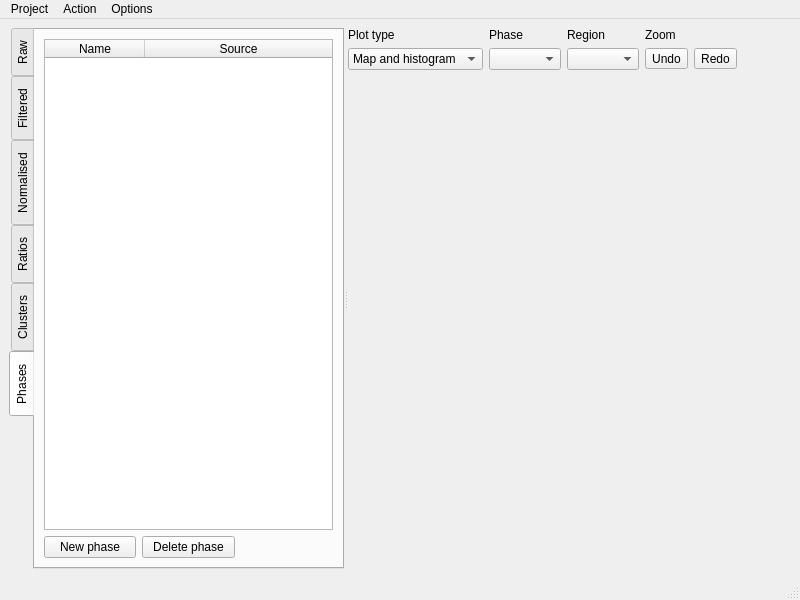
ianthomas23/QACD-quack, file src/resources/ui_main_window.ui: the form before one commit.
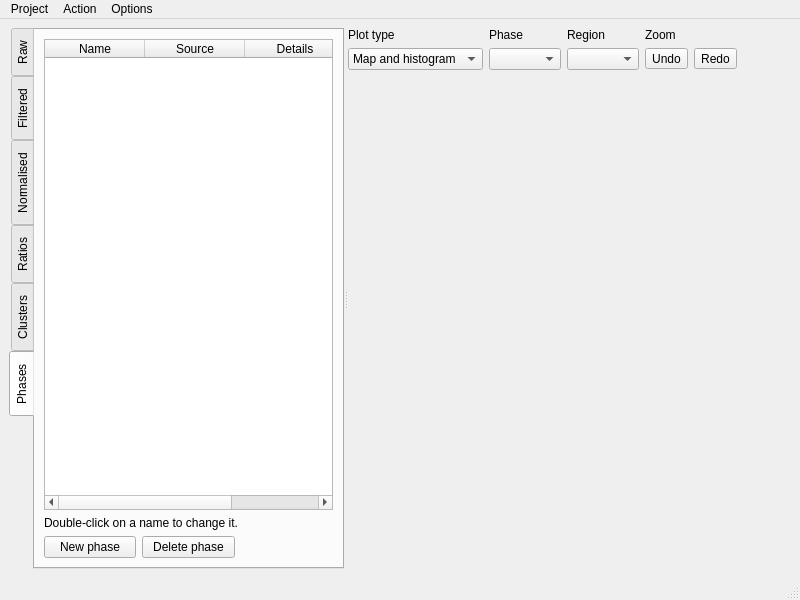
The form after the commit. The open tabs and pages were chosen to show the change. Custom widgets are drawn as their Qt base class.

What changed in the file:
```diff
--- a/src/resources/ui_main_window.ui
+++ b/src/resources/ui_main_window.ui
@@ -522,7 +522,7 @@
             <bool>true</bool>
            </property>
            <property name="columnCount">
-            <number>2</number>
+            <number>3</number>
            </property>
            <attribute name="horizontalHeaderHighlightSections">
             <bool>false</bool>
@@ -546,6 +546,18 @@
              <string>Source</string>
             </property>
            </column>
+           <column>
+            <property name="text">
+             <string>Details</string>
+            </property>
+           </column>
+          </widget>
+         </item>
+         <item>
+          <widget class="QLabel" name="label_2">
+           <property name="text">
+            <string>Double-click on a name to change it.</string>
+           </property>
           </widget>
          </item>
          <item>
```
Left out of the diff: 11 changed lines with no effect on the pictures.
